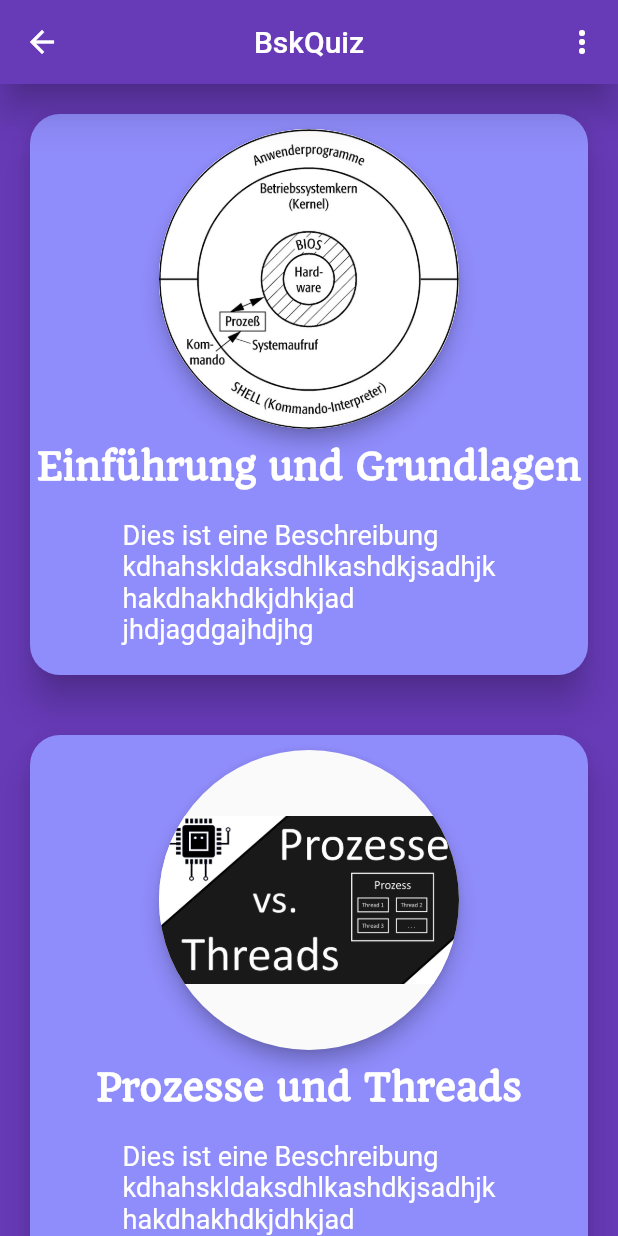
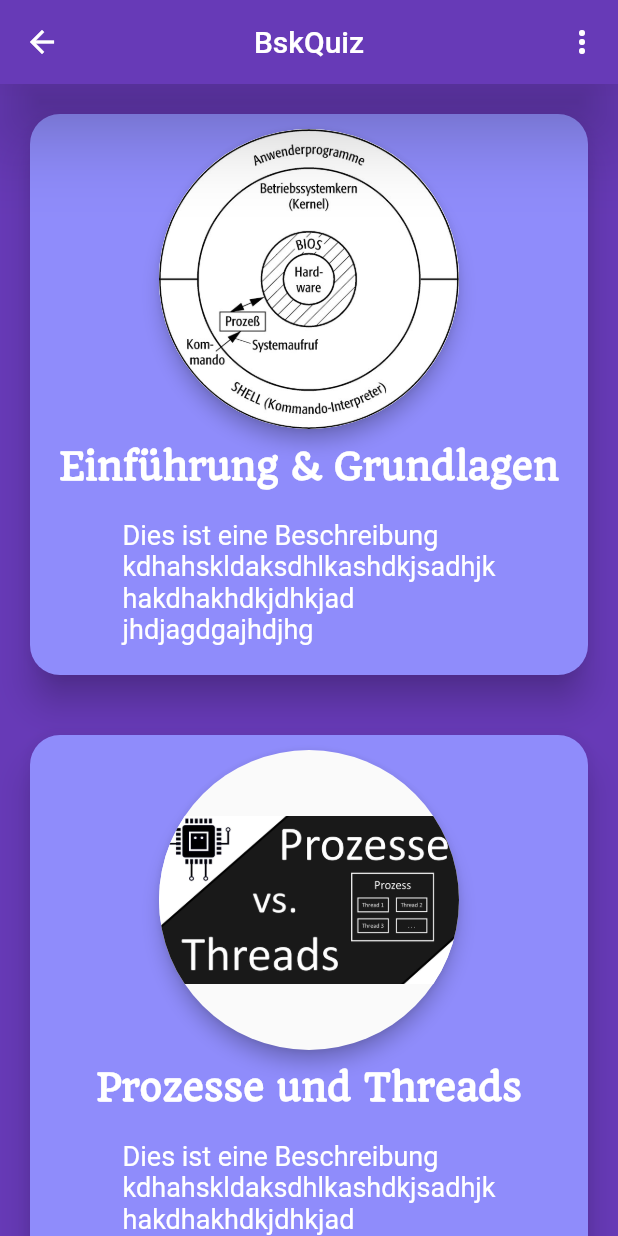
Before and after one commit to AlfredTachi/bsk_app, a Flutter app: the screen it shows after launch, after a tap on "Weiter ohne Anmeldung", on a phone screen of 412 x 824 dp. Run offline on Flutter 3.47's test engine with Material 2 defaults, Android fonts, the phone set to English and light mode, and no system bars; Roboto replaces fonts that are missing (Alike, Qando); project files that could hold a hidden picture were left out.

Commit message:
fix overflow keyboard

```diff
--- a/lib/home/home.dart
+++ b/lib/home/home.dart
@@ -62,7 +62,7 @@ class _HomepageState extends State<Homepage> {
                       fontSize: 24.0,
                       color: Colors.white,
                       fontFamily: "Quando",
-                      fontWeight: FontWeight.bold,
+                      fontWeight: FontWeight.w600,
                     ),
                   ),
                 ),
@@ -98,7 +98,7 @@ class _HomepageState extends State<Homepage> {
             fontFamily: "Qando",
           ),
         ),
-        elevation: 10.0,
+        elevation: 20.0,
         centerTitle: true,
         actions: <Widget>[
           PopupMenu(),
@@ -106,14 +106,14 @@ class _HomepageState extends State<Homepage> {
       ),
       body: ListView(
         children: <Widget>[
-          customcard("Einführung und Grundlagen", images[0]),
+          customcard("Einführung & Grundlagen", images[0]),
           customcard("Prozesse und Threads", images[1]),
           customcard("IPC und Race Conditions", images[2]),
           customcard("Scheduling", images[3]),
           customcard("Speicherverwaltung", images[4]),
           customcard("Dateisysteme", images[5]),
           customcard("IT-Sicherheit", images[6]),
-          customcard("Fragen aus alten Klausuren", images[7]),
+          customcard("Klausurfragen", images[7]),
         ],
       ),
     );
@@ -130,15 +130,15 @@ class PopupMenu extends StatelessWidget {
       itemBuilder: (BuildContext context){
         return <PopupMenuEntry<Menuoption>>[
           PopupMenuItem(
-            child: Text("Profil"),
+            child: Text("Moodle"),
             value: Menuoption.Profil,
           ),
-           PopupMenuItem(
-            child: Text("Ausloggen"),
-            value: Menuoption.SignOut,
+          PopupMenuItem(
+            child: Text("Über mich"),
+            value: Menuoption.AppShare,
           ),
            PopupMenuItem(
-            child: Text("Über mich"),
+            child: Text("Exit"),
             value: Menuoption.About,
           ),
         ];
@@ -150,5 +150,6 @@ class PopupMenu extends StatelessWidget {
 enum Menuoption{
   Profil,
   SignOut,
+  AppShare,
   About,
 }
--- a/lib/login/login.dart
+++ b/lib/login/login.dart
@@ -9,9 +9,11 @@ class _LoginPageState extends State<LoginPage> {
   @override
   Widget build(BuildContext context) {
     return Scaffold(
+      resizeToAvoidBottomInset: false,
       backgroundColor: Colors.indigo,
       body: Container(
         child: Column(
+          mainAxisAlignment: MainAxisAlignment.spaceEvenly,
           children: <Widget>[
             Container(
               height: 300,
@@ -123,6 +125,7 @@ class _LoginPageState extends State<LoginPage> {
                     onPressed: () {
                       Navigator.of(context).pushNamed("/profilpage");
                     },
+                    elevation: 10.0,
                     color: Color.fromRGBO(143, 148, 251, 1),
                     splashColor: Colors.deepPurple,
                     highlightColor: Colors.deepPurple,
@@ -159,6 +162,7 @@ class _LoginPageState extends State<LoginPage> {
                     onPressed: () {
                       Navigator.of(context).pushNamed("/homepage");
                     },
+                    elevation: 10.0,
                     color: Color.fromRGBO(143, 148, 251, 1),
                     splashColor: Colors.deepPurple,
                     highlightColor: Colors.deepPurple,
@@ -179,6 +183,15 @@ class _LoginPageState extends State<LoginPage> {
                       ),
                     ),
                   ),
+                  SizedBox(
+                    height: 60,
+                  ),
+                  Text(
+                    "Sich registrieren?",
+                    style: TextStyle(
+                      color: Colors.white,
+                    ),
+                  ),
                 ],
               ),
             ),
```
Also changed, not shown: lib/route_generator.dart (+14 -12 lines).
